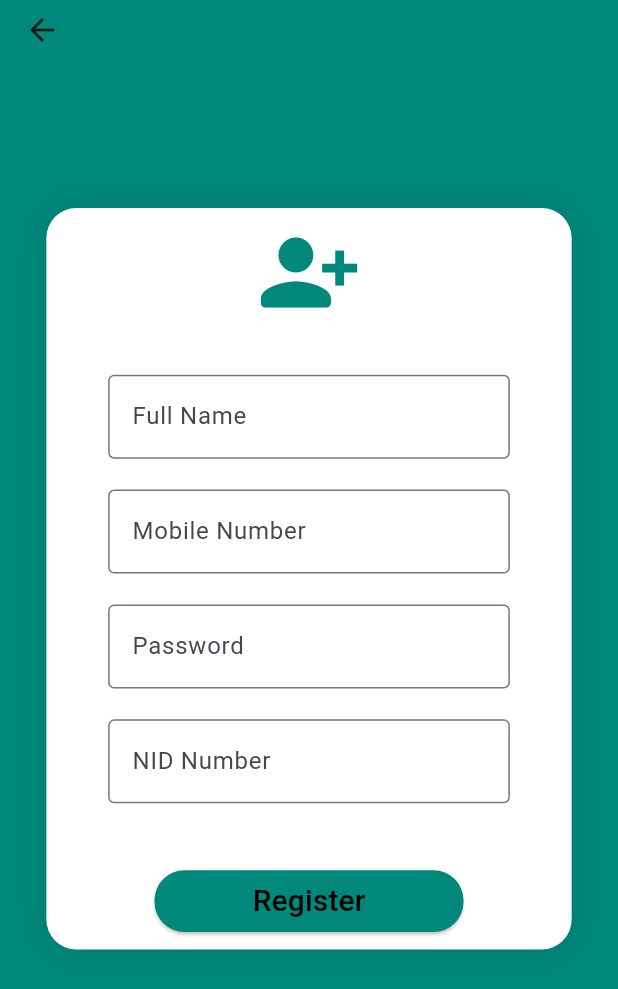
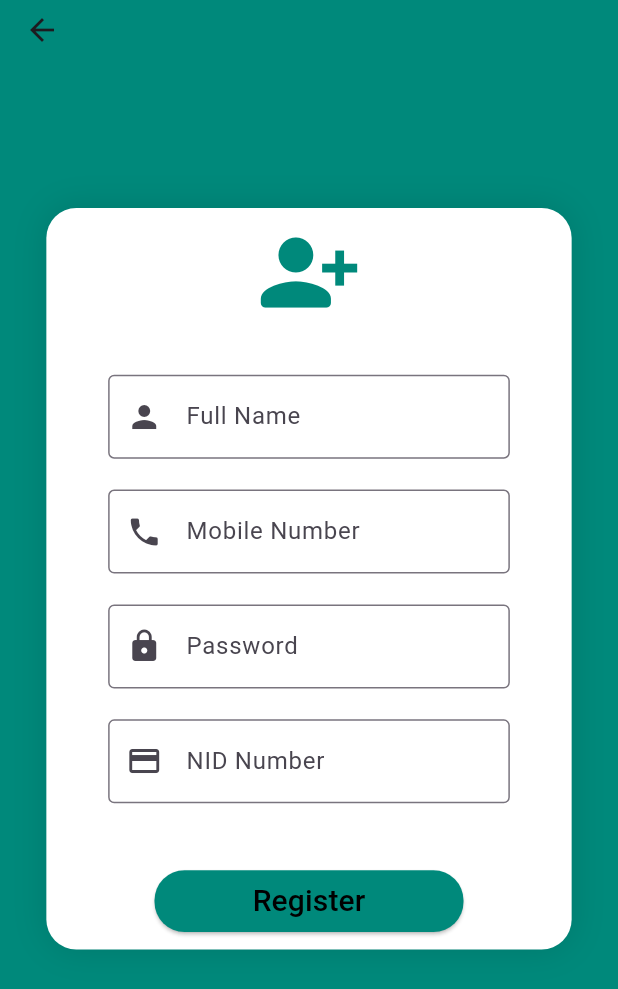
Before and after one commit to TahsinShimanto/Ticket_Kini, a Flutter app: the screen it shows after launch, after a tap on "Sign Up", on a phone screen of 412 x 824 dp. Shown: the top 989 px of the screen. Run offline on Flutter 3.47's test engine with Material 3 defaults, Android fonts, the phone set to English and light mode, and no system bars.

Commit message:
commit
added icons

```diff
--- a/lib/login_screen.dart
+++ b/lib/login_screen.dart
@@ -40,6 +40,7 @@ class _LoginScreenState extends State<LoginScreen> {
                     width: screenWidth*0.65,
                     child: TextField(
                       decoration: InputDecoration(
+                        prefixIcon: Icon(Icons.phone),
                           border: OutlineInputBorder(),
                           labelText: 'Mobile Number'
                       ),
@@ -52,6 +53,7 @@ class _LoginScreenState extends State<LoginScreen> {
                     child: TextField(
                       obscureText: true,
                       decoration: InputDecoration(
+                          prefixIcon: Icon(Icons.lock),
                           border: OutlineInputBorder(),
                           labelText: 'Password'
                       ),
--- a/lib/sign_up_page.dart
+++ b/lib/sign_up_page.dart
@@ -50,6 +50,7 @@ class _SignUpPageState extends State<SignUpPage> {
                     width: screenWidth*0.65,
                     child: TextField(
                       decoration: InputDecoration(
+                          prefixIcon: Icon(Icons.person),
                           border: OutlineInputBorder(),
                           labelText: 'Full Name'
                       ),
@@ -61,6 +62,7 @@ class _SignUpPageState extends State<SignUpPage> {
                     width: screenWidth*0.65,
                     child: TextField(
                       decoration: InputDecoration(
+                          prefixIcon: Icon(Icons.phone),
                           border: OutlineInputBorder(),
                           labelText: 'Mobile Number'
                       ),
@@ -73,6 +75,7 @@ class _SignUpPageState extends State<SignUpPage> {
                     child: TextField(
                       obscureText: true,
                       decoration: InputDecoration(
+                          prefixIcon: Icon(Icons.lock),
                           border: OutlineInputBorder(),
                           labelText: 'Password'
                       ),
@@ -84,6 +87,7 @@ class _SignUpPageState extends State<SignUpPage> {
                     width: screenWidth*0.65,
                     child: TextField(
                       decoration: InputDecoration(
+                          prefixIcon: Icon(Icons.credit_card),
                           border: OutlineInputBorder(),
                           labelText: 'NID Number'
                       ),
```
